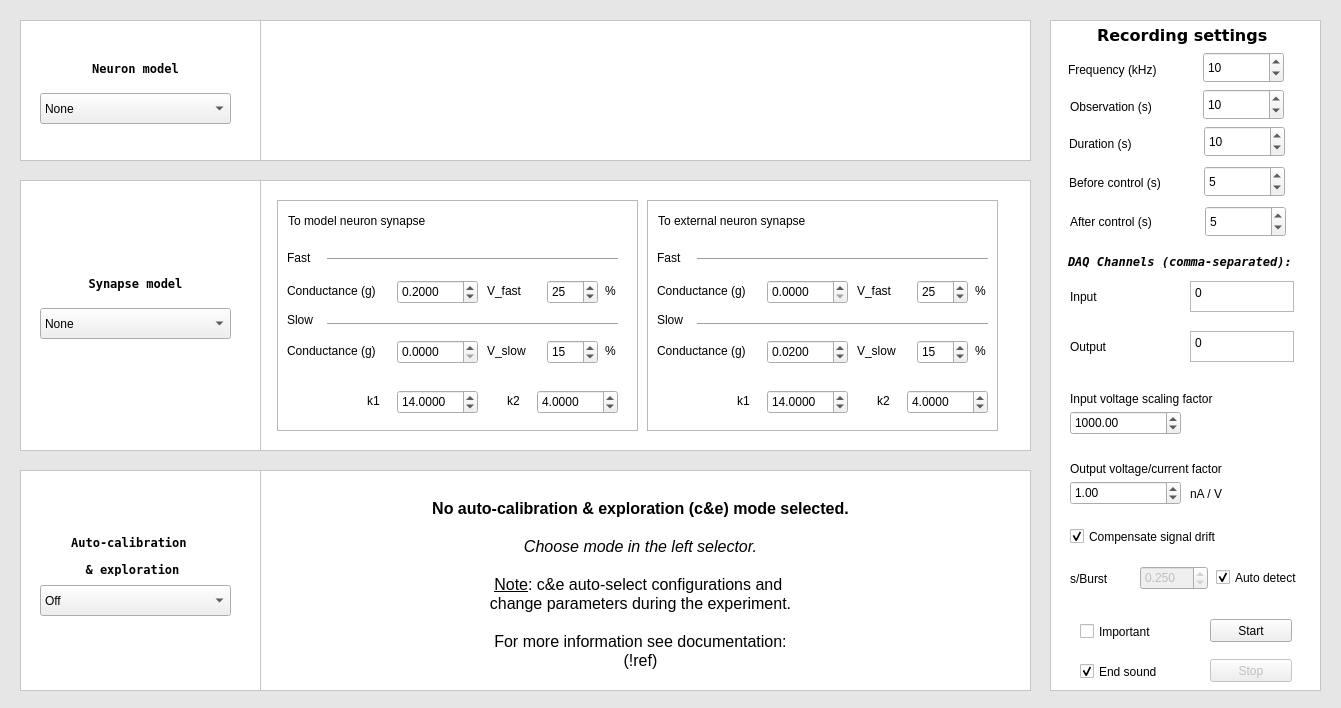
First picture: the form in gui/rthybrid.ui, repository GNB-UAM/RTHybrid, before the edit.
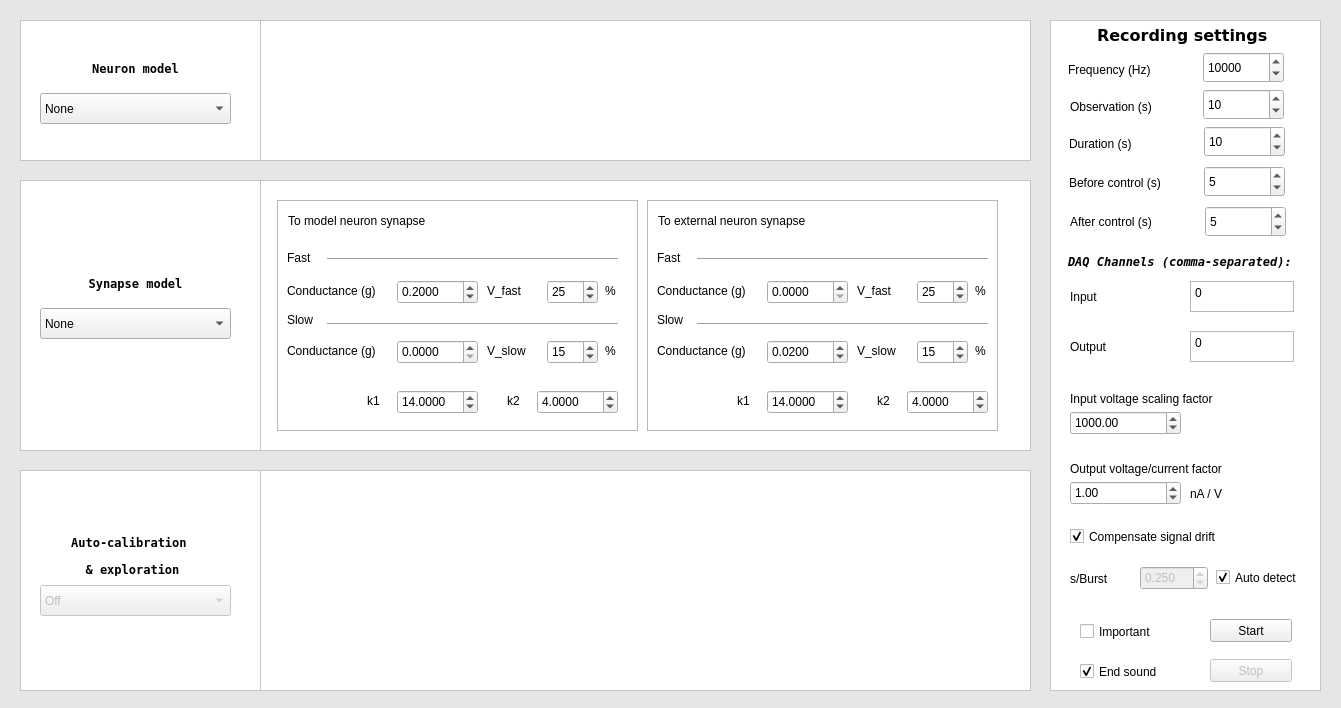
Second picture: the form after the edit. The open tabs and pages were chosen to show the change. Icons and pictures are not drawn.

Diff of the .ui file:
```diff
--- a/gui/rthybrid.ui
+++ b/gui/rthybrid.ui
@@ -1037,7 +1037,7 @@
      </rect>
     </property>
     <property name="text">
-     <string>Frequency (kHz)</string>
+     <string>Frequency (Hz)</string>
     </property>
    </widget>
    <widget class="QLabel" name="label_2">
@@ -2629,7 +2629,7 @@
       </rect>
      </property>
      <property name="currentIndex">
-      <number>0</number>
+      <number>4</number>
      </property>
      <widget class="QWidget" name="pageOff">
       <widget class="QTextBrowser" name="textBrowser">
@@ -3294,6 +3294,88 @@
        </property>
       </widget>
      </widget>
+     <widget class="QWidget" name="page_3">
+      <widget class="QLabel" name="label_interaction_living">
+       <property name="geometry">
+        <rect>
+         <x>160</x>
+         <y>40</y>
+         <width>121</width>
+         <height>121</height>
+        </rect>
+       </property>
+       <property name="frameShape">
+        <enum>QFrame::NoFrame</enum>
+       </property>
+       <property name="text">
+        <string/>
+       </property>
+      </widget>
+      <widget class="QLabel" name="label_interaction_model">
+       <property name="geometry">
+        <rect>
+         <x>460</x>
+         <y>40</y>
+         <width>121</width>
+         <height>121</height>
+        </rect>
+       </property>
+       <property name="frameShape">
+        <enum>QFrame::NoFrame</enum>
+       </property>
+       <property name="text">
+        <string/>
+       </property>
+      </widget>
+      <widget class="QLabel" name="label_interaction_syn_both">
+       <property name="geometry">
+        <rect>
+         <x>280</x>
+         <y>80</y>
+         <width>181</width>
+         <height>41</height>
+        </rect>
+       </property>
+       <property name="frameShape">
+        <enum>QFrame::NoFrame</enum>
+       </property>
+       <property name="text">
+        <string/>
+       </property>
+      </widget>
+      <widget class="QLabel" name="label_interaction_syn_living_to_model">
+       <property name="geometry">
+        <rect>
+         <x>240</x>
+         <y>20</y>
+         <width>261</width>
+         <height>61</height>
+        </rect>
+       </property>
+       <property name="frameShape">
+        <enum>QFrame::NoFrame</enum>
+       </property>
+       <property name="text">
+        <string/>
+       </property>
+      </widget>
+      <widget class="QLabel" name="label_interaction_syn_model_to_living">
+       <property name="geometry">
+        <rect>
+         <x>240</x>
+         <y>120</y>
+         <width>261</width>
+         <height>61</height>
+        </rect>
+       </property>
+       <property name="frameShape">
+        <enum>QFrame::NoFrame</enum>
+       </property>
+       <property name="text">
+        <string/>
+       </property>
+      </widget>
+     </widget>
     </widget>
    </widget>
    <widget class="QLabel" name="label_35">
@@ -3331,11 +3413,14 @@
       <height>31</height>
      </rect>
     </property>
+    <property name="maximum">
+     <number>99999</number>
+    </property>
     <property name="singleStep">
      <number>10</number>
     </property>
     <property name="value">
-     <number>10</number>
+     <number>10000</number>
     </property>
    </widget>
    <widget class="QSpinBox" name="intTime">
@@ -3495,7 +3580,7 @@
     </property>
     <widget class="QComboBox" name="autocalCombo">
      <property name="enabled">
-      <bool>true</bool>
+      <bool>false</bool>
      </property>
      <property name="geometry">
       <rect>
```
Left out of the diff: 15 changed lines with no effect on the pictures.
